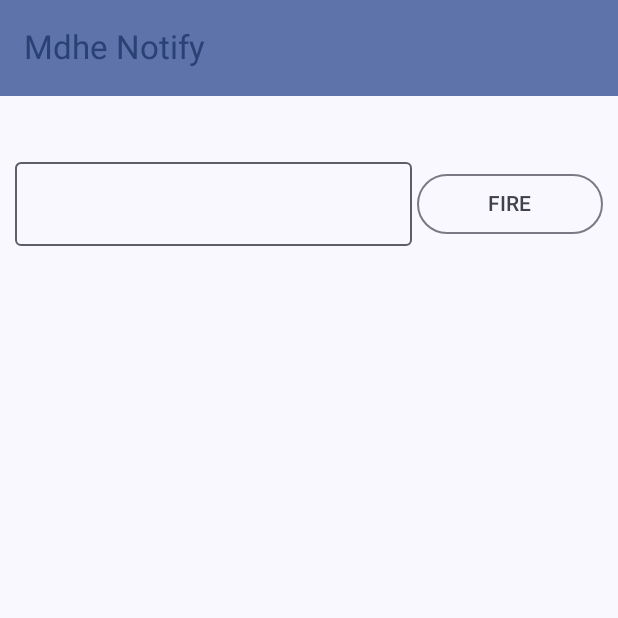
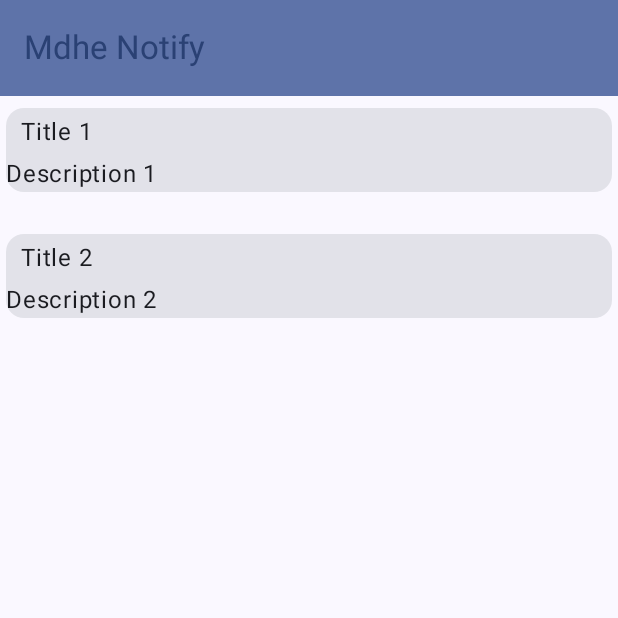
Before and after one commit to d1ndonlymdhe/Notify, an Android app built with Jetpack Compose: the screen it shows after launch (MainActivity), on a phone screen of 412 x 824 dp, the top half of it. Run offline under Robolectric (Android 15) with nearby library versions, the phone set to English and light mode, and no system bars.

Commit message:
Tried to use card

```diff
--- a/app/src/main/java/com/example/notify/MainActivity.kt
+++ b/app/src/main/java/com/example/notify/MainActivity.kt
@@ -20,10 +20,14 @@ import androidx.compose.foundation.layout.Arrangement
 import androidx.compose.foundation.layout.Box
 import androidx.compose.foundation.layout.Column
 import androidx.compose.foundation.layout.Row
+import androidx.compose.foundation.layout.Spacer
 import androidx.compose.foundation.layout.fillMaxSize
 import androidx.compose.foundation.layout.fillMaxWidth
 import androidx.compose.foundation.layout.padding
+import androidx.compose.foundation.layout.size
 import androidx.compose.foundation.layout.width
+import androidx.compose.foundation.lazy.LazyColumn
+import androidx.compose.material3.Card
 import androidx.compose.material3.ExperimentalMaterial3Api
 import androidx.compose.material3.MaterialTheme
 import androidx.compose.material3.OutlinedButton
@@ -41,6 +45,7 @@ import androidx.compose.ui.tooling.preview.Preview
 import com.example.notify.ui.theme.NotifyTheme
 
 import androidx.compose.runtime.getValue
+import androidx.compose.runtime.mutableStateListOf
 import androidx.compose.runtime.mutableStateOf
 import androidx.compose.runtime.setValue
 import androidx.compose.ui.Alignment
@@ -63,7 +68,7 @@ class MainActivity : ComponentActivity() {
     }
 }
 
-const val CHANNEL_ID = "53"
+const val CHANNEL_ID = "TEST_!"
 
 private fun createNotificationChannel(context: Context) {
     val name = "Mdhe Notify"
@@ -79,7 +84,6 @@ private fun createNotificationChannel(context: Context) {
 
 var x = 0;
 
-
 fun getBuilder(text: String, context: Context): NotificationCompat.Builder {
     val builder = NotificationCompat.Builder(context, CHANNEL_ID)
         .setSmallIcon(R.drawable.ic_launcher_foreground)
@@ -90,12 +94,13 @@ fun getBuilder(text: String, context: Context): NotificationCompat.Builder {
 
 fun checkForNotificationPermission(context: Context): Int {
     return if (Build.VERSION.SDK_INT >= Build.VERSION_CODES.TIRAMISU) {
-        ContextCompat.checkSelfPermission(context, android.Manifest.permission.POST_NOTIFICATIONS)
+        ContextCompat.checkSelfPermission(context, Manifest.permission.POST_NOTIFICATIONS)
     } else {
         TODO("VERSION.SDK_INT < TIRAMISU")
     }
 }
 
+data class Task(val title: String, val description: String)
 
 @Composable
 fun Main() {
@@ -104,6 +109,11 @@ fun Main() {
     val (value, setValue) = remember {
         mutableStateOf("")
     }
+//
+    val tasks = remember {
+        mutableStateListOf(Task("Title 1", "Description 1"), Task("Title 2", "Description 2"))
+    }
+
     LaunchedEffect(Unit) {
         createNotificationChannel(context)
     }
@@ -115,11 +125,6 @@ fun Main() {
                 Toast.makeText(context, "Camera Permission Denied!", Toast.LENGTH_SHORT).show()
             }
         }
-
-//
-//    val hasPermission =
-//        ContextCompat.checkSelfPermission(context, android.Manifest.permission.POST_NOTIFICATIONS)
-
     NotifyTheme {
         Scaffold(modifier = Modifier.fillMaxSize(),
             topBar = {
@@ -136,47 +141,44 @@ fun Main() {
                 modifier = Modifier
                     .padding(innerPadding)
             ) {
-                Column(
-                    modifier = Modifier.padding(10.dp),
-                    verticalArrangement = Arrangement.spacedBy(10.dp)
-                ) {
-                    Text(text = value)
-                    Row(
-                        verticalAlignment = Alignment.CenterVertically,
-                        horizontalArrangement = Arrangement.spacedBy(3.dp)
-                    ) {
-                        OutlinedTextField(
-                            value = value,
-                            onValueChange = setValue,
-                            modifier = Modifier.weight(0.75F),
-                        )
-                        OutlinedButton(
-                            onClick = {
-                                val builder = getBuilder(value, context)
-                                if (checkForNotificationPermission(context) == PackageManager.PERMISSION_GRANTED) {
-                                    x++
-                                    NotificationManagerCompat.from(context)
-                                        .notify(x, builder.build())
-                                } else {
-                                    if (Build.VERSION.SDK_INT >= Build.VERSION_CODES.TIRAMISU) {
-                                        x++;
-                                        permissionLauncher.launch(Manifest.permission.POST_NOTIFICATIONS)
-                                        NotificationManagerCompat.from(context)
-                                            .notify(x, builder.build())
-                                    }
-                                }
-//                                NotificationManagerCompat.notify("123",builder.build())
-                            },
-                            modifier = Modifier.weight(0.35F)
-                        ) {
-                            Text("FIRE")
+                LazyColumn(modifier = Modifier.padding(2.dp,4.dp))
+                {
+                    tasks.forEach { task ->
+                        item {
+                            TaskCard(task.title, {}, task.description, {})
+                            Spacer(
+                                modifier = Modifier.size(20.dp)
+                            )
                         }
                     }
                 }
             }
-
         }
     }
+}
+
+
+@Preview(showBackground = true)
+@Composable
+fun TaskCardPreview() {
+    Task("Testing", "Hello There")
+}
+
+@Composable
+fun TaskCard(
+    title: String,
+    setTitle: (String) -> Unit,
+    description: String,
+    setDescription: (String) -> Unit
+) {
+    Card(
+        modifier = Modifier.fillMaxWidth().padding(2.dp,4.dp)
+    ) {
+        Text(text = title, modifier = Modifier.padding(10.dp,4.dp))
+        Text(text = description)
+
+    }
+
 }
 
 
```
